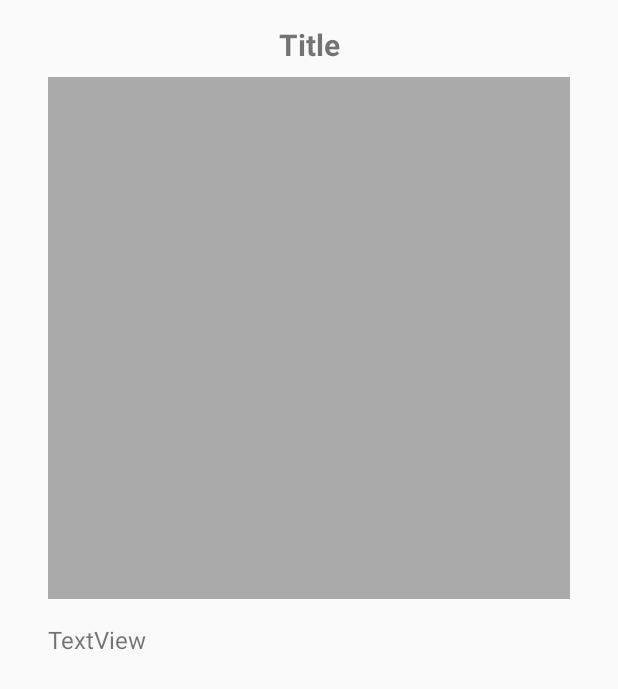
After one commit to crazyma/Gakki, an Android app: the layout layout_single_post.xml on its own in the app's theme, with its tools: preview values and no code run, on a phone screen of 412 x 824 dp. The commit adds this screen. Shown: the top 689 px of the screen. Run offline under Robolectric (Android 15) with nearby library versions, the phone set to English and light mode, and no system bars.

Commit message:
create single post type ViewHolder

```diff
--- a/app/src/main/java/com/dcard/gakki/api/PostModel.kt
+++ b/app/src/main/java/com/dcard/gakki/api/PostModel.kt
@@ -14,5 +14,5 @@ data class PostModel(
         var publishedAt: String,
         var createdAt: String,
         var updatedAt: String,
-        var thumbnail: String
+        var thumbnail: String?
 )
--- a/app/src/main/java/com/dcard/gakki/list/GakkiItemViewHolder.kt
+++ b/app/src/main/java/com/dcard/gakki/list/GakkiMultipleItemViewHolder.kt
@@ -9,11 +9,11 @@ import com.dcard.gakki.api.PostModel
 import com.squareup.picasso.Picasso
 import kotlinx.android.synthetic.main.item_gakki_list.view.*
 
-class GakkiItemViewHolder(itemView: View) : RecyclerView.ViewHolder(itemView) {
+class GakkiMultipleItemViewHolder(itemView: View) : RecyclerView.ViewHolder(itemView) {
 
     companion object {
         fun create(inflater: LayoutInflater, parent: ViewGroup) =
-                GakkiItemViewHolder(inflater.inflate(
+                GakkiMultipleItemViewHolder(inflater.inflate(
                         R.layout.item_gakki_list, parent, false))
     }
 
@@ -22,6 +22,7 @@ class GakkiItemViewHolder(itemView: View) : RecyclerView.ViewHolder(itemView) {
         itemView.contentTextView.text = data.content
         Picasso.get()
                 .load(data.thumbnail)
+                .placeholder(R.drawable.background_gray)
                 .fit()
                 .into(itemView.thumbnailImageView)
     }
--- /dev/null
+++ b/app/src/main/res/layout/layout_single_post.xml
@@ -0,0 +1,49 @@
+<?xml version="1.0" encoding="utf-8"?>
+<android.support.constraint.ConstraintLayout
+    xmlns:android="http://schemas.android.com/apk/res/android"
+    xmlns:app="http://schemas.android.com/apk/res-auto"
+    xmlns:tools="http://schemas.android.com/tools"
+    android:layout_width="match_parent"
+    android:layout_height="match_parent">
+
+    <TextView
+        android:id="@+id/singleTitleTextView"
+        android:layout_width="0dp"
+        android:layout_height="wrap_content"
+        android:layout_marginEnd="32dp"
+        android:layout_marginStart="32dp"
+        android:layout_marginTop="16dp"
+        android:textAlignment="center"
+        android:textSize="20sp"
+        android:textStyle="bold"
+        app:layout_constraintEnd_toEndOf="parent"
+        app:layout_constraintStart_toStartOf="parent"
+        app:layout_constraintTop_toTopOf="parent"
+        tools:text="Title" />
+
+    <ImageView
+        android:id="@+id/singlePhotoImageView"
+        android:layout_width="0dp"
+        android:layout_height="0dp"
+        android:layout_marginEnd="32dp"
+        android:layout_marginStart="32dp"
+        android:layout_marginTop="8dp"
+        app:layout_constraintDimensionRatio="w,1:1"
+        app:layout_constraintEnd_toEndOf="parent"
+        app:layout_constraintStart_toStartOf="parent"
+        app:layout_constraintTop_toBottomOf="@+id/singleTitleTextView"
+        app:srcCompat="@android:color/darker_gray" />
+
+    <TextView
+        android:id="@+id/singleContentTextView"
+        android:layout_width="0dp"
+        android:layout_height="wrap_content"
+        android:layout_marginEnd="32dp"
+        android:layout_marginStart="32dp"
+        android:layout_marginTop="16dp"
+        android:text="TextView"
+        android:textSize="16sp"
+        app:layout_constraintEnd_toEndOf="parent"
+        app:layout_constraintStart_toStartOf="parent"
+        app:layout_constraintTop_toBottomOf="@+id/singlePhotoImageView" />
+</android.support.constraint.ConstraintLayout>
```
Also changed, not shown: app/src/main/java/com/dcard/gakki/MapsActivity.kt (+55 -19 lines), app/src/main/java/com/dcard/gakki/list/GaggiListAdapter.kt (+20 -5 lines), app/src/main/java/com/dcard/gakki/list/GakkiSingleItemViewHolder.kt (added, +36 -0 lines), app/src/main/res/drawable/background_gray.xml (added, +8 -0 lines), app/src/main/res/layout/layout_bottom_sheet_list.xml (+13 -0 lines).
